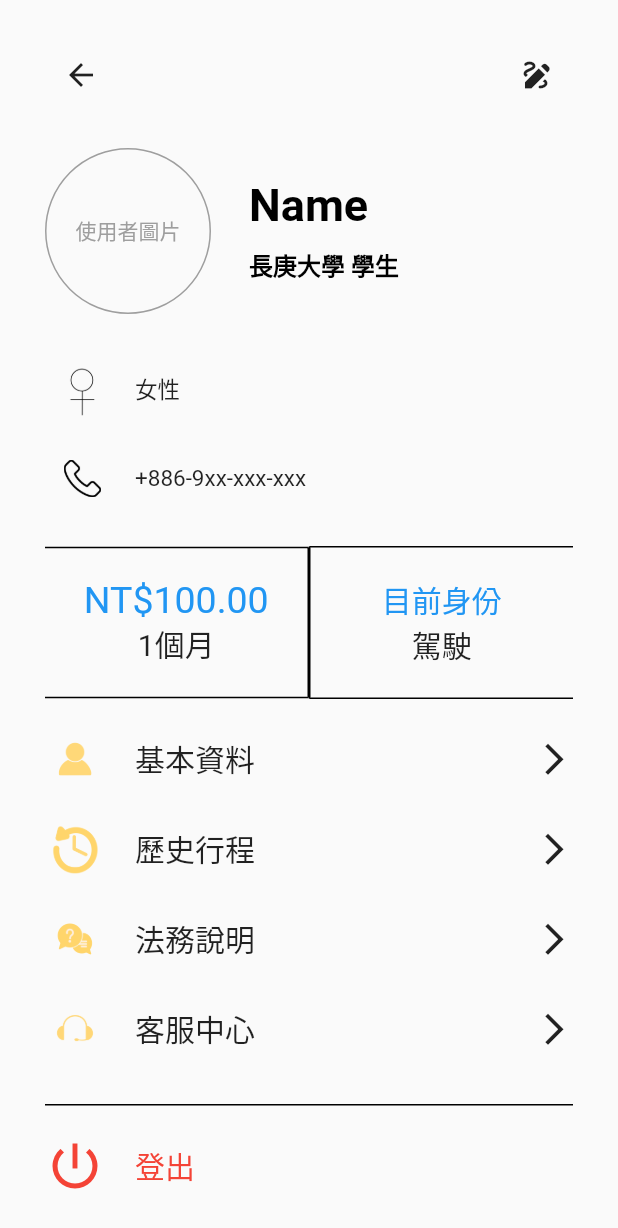
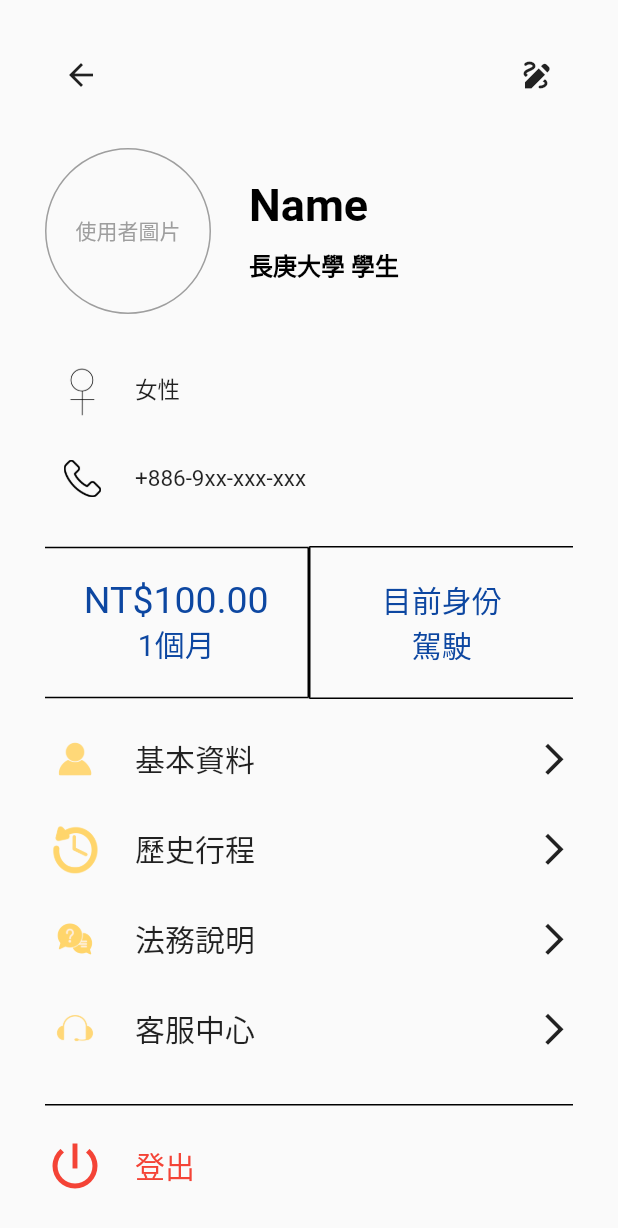
Before and after one commit to DraggyChen/pickup_flutter_app, a Flutter app: the Settings_page screen opened directly, on a phone screen of 412 x 824 dp. Shown: the top 1228 px of the screen. Run offline on Flutter 3.47's test engine with Material 2 defaults, Android fonts, the phone set to English and light mode, and no system bars; our stand-ins replace google_maps_flutter, image_picker, mask_text_input_formatter.

```diff
--- a/lib/view/settings/settings_page.dart
+++ b/lib/view/settings/settings_page.dart
@@ -1,7 +1,7 @@
 import 'package:flutter/material.dart';
 import 'package:pickup/view/register/personal_data.dart';
 import 'package:pickup/view/settings/settings_IconWithText.dart';
-import 'package:pickup/view/settings/settings_row.dart';
+import 'package:pickup/view/settings/settings_rowBtn.dart';
 
 import '../../style/styles.dart';
 import '../../utils/CircleImagePicker.dart';
@@ -135,13 +135,14 @@ class _Settings_pageState extends State<Settings_page> {
                           SizedBox(height: 20),
                           Text(
                             "NT\$100.00",
-                            style: TextStyle(fontSize: 25, color: Colors.blue),
+                            style: TextStyle(fontSize: 25, color: Color(0xFF0D47A1)),
                           ),
                           Text(
                             "1個月",
-                            style: TextStyle(fontSize: 20),
+                            style: TextStyle(fontSize: 20, color: Color(0xFF0D47A1)),
                           ),
                           SizedBox(height: 20),
+
                         ],
                       ),
                     ),
@@ -163,11 +164,11 @@ class _Settings_pageState extends State<Settings_page> {
                           SizedBox(height: 20),
                           Text(
                             "目前身份",
-                            style: TextStyle(fontSize: 20, color: Colors.blue),
+                            style: TextStyle(fontSize: 20, color: Color(0xFF0D47A1)),
                           ),
                           Text(
                             "駕駛",
-                            style: TextStyle(fontSize: 20),
+                            style: TextStyle(fontSize: 20, color: Color(0xFF0D47A1)),
                           ),
                           SizedBox(height: 20),
                         ],
```
Also changed, not shown: lib/view/settings/settings_rowBtn.dart (renamed from lib/view/settings/settings_row.dart).
